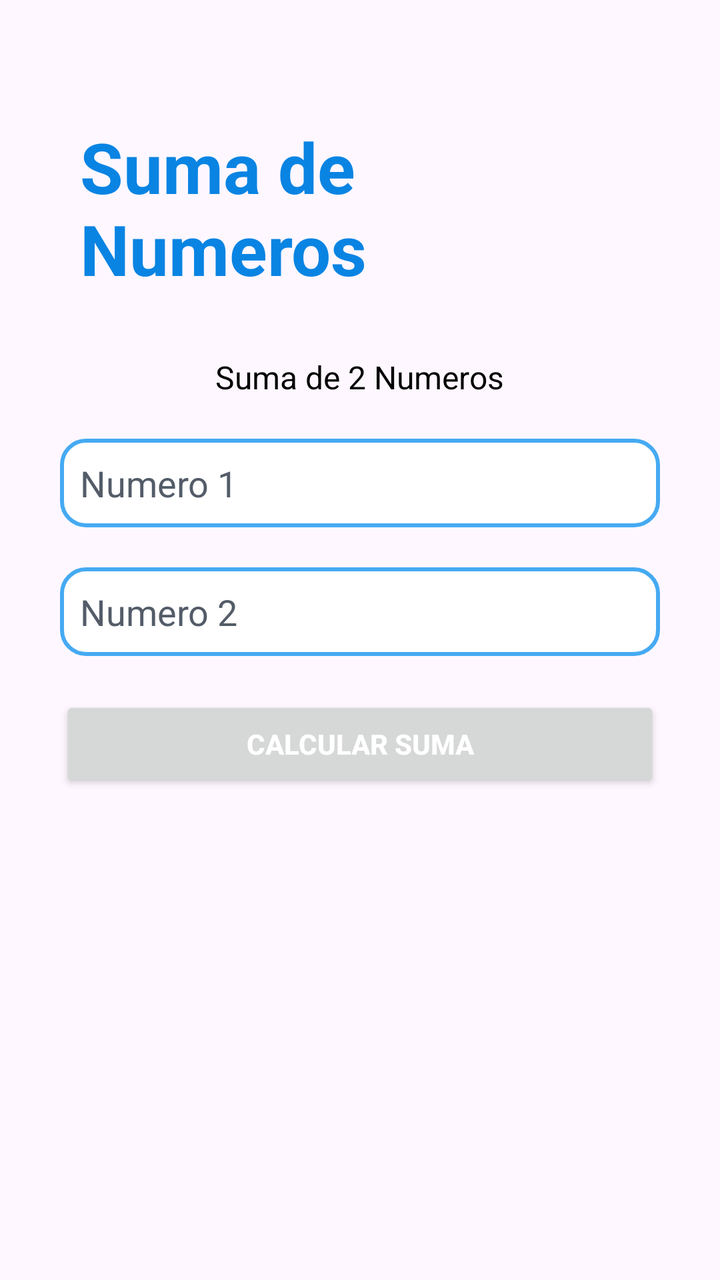
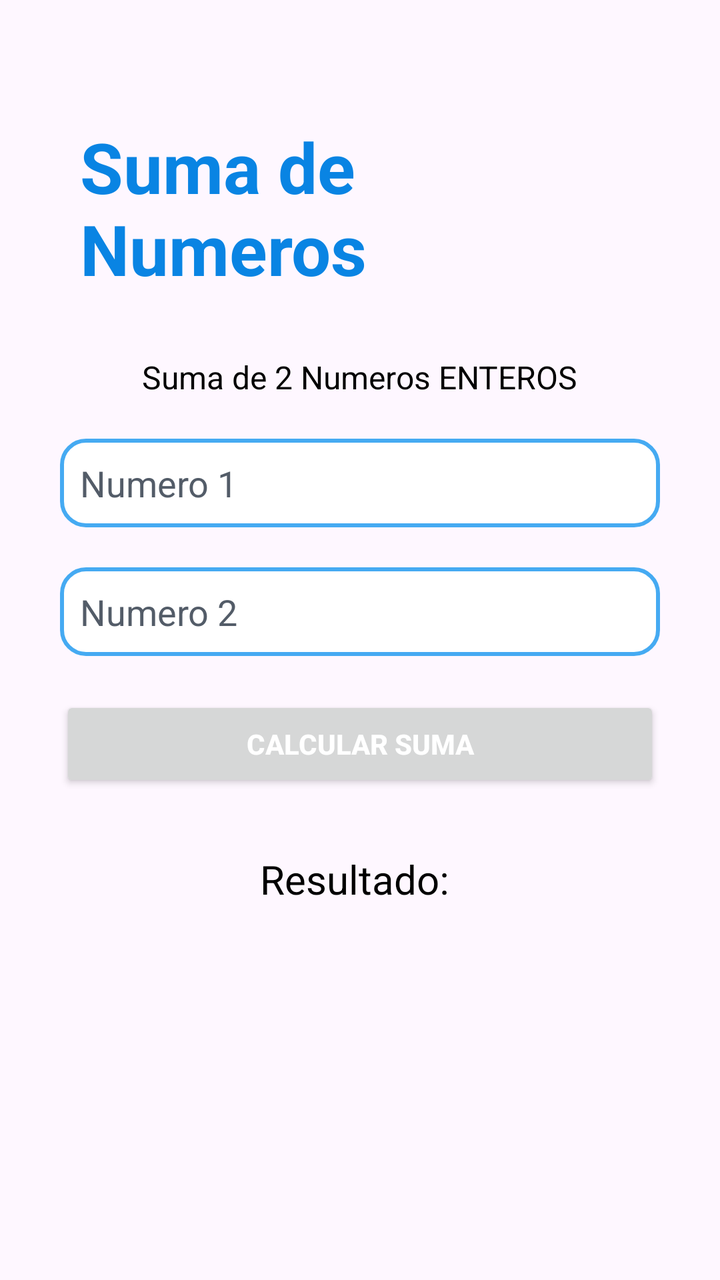

Compare the two renders of this Android layout. The source of the first and the diff that turns it into the second are given below.
<!-- AndroidManifest.xml: application theme Theme.AppFragment -->
<!-- res/layout/fragment_suma.xml -->
<?xml version="1.0" encoding="utf-8"?>
<LinearLayout xmlns:android="http://schemas.android.com/apk/res/android"
    android:layout_width="match_parent"
    android:layout_height="wrap_content"
    android:padding="25dp"
    android:orientation="vertical"
    android:gravity="center_horizontal">

    <TextView
        android:layout_marginTop="20dp"
        android:textColor="#0984e3"
        android:padding="15dp"
        android:textSize="35dp"
        android:textStyle="bold"
        android:layout_width="wrap_content"
        android:layout_height="wrap_content"
        android:text="Suma de Numeros" />

    <TextView
        android:text="Suma de 2 Numeros"
        android:textColor="#000"
        android:textSize="16sp"
        android:layout_marginTop="15dp"
        android:layout_width="wrap_content"
        android:layout_height="wrap_content" />

    <EditText
        android:id="@+id/edtNum1"
        android:hint="Numero 1"
        android:textColorHint="#535c68"
        android:layout_marginTop="20dp"
        android:padding="10dp"
        android:background="@drawable/bg_input"
        android:textColor="#000"
        android:layout_width="300dp"
        android:layout_height="wrap_content" />

    <EditText
        android:id="@+id/edtNum2"
        android:hint="Numero 2"
        android:textColorHint="#535c68"
        android:layout_marginTop="20dp"
        android:padding="10dp"
        android:background="@drawable/bg_input"
        android:textColor="#000"
        android:layout_width="300dp"
        android:layout_height="wrap_content" />

    <Button
        android:id="@+id/btnCalcular"
        android:text="Calcular Suma"
        android:textColor="#FFF"
        android:layout_marginTop="20dp"
        android:textStyle="bold"
        android:layout_width="300dp"
        android:layout_height="wrap_content" />

</LinearLayout>
<!-- resources referenced by this layout -->
<resources>
  <!-- drawable bg_input (drawable) -->
  <?xml version="1.0" encoding="utf-8"?>
  <shape xmlns:android="http://schemas.android.com/apk/res/android">
      <solid android:color="#FFF"  />
      <corners android:radius="12dp" />
      <stroke
          android:width="2dp"
          android:color="#45aaf2"/>
  </shape>
  <style name="Theme.AppFragment" parent="Base.Theme.AppFragment" />
  <style name="Base.Theme.AppFragment" parent="Theme.Material3.DayNight.NoActionBar">
          
          
      </style>
</resources>

<!-- the commit's change to res/layout/fragment_suma.xml (unified diff, before → after) -->
@@ -17,7 +17,7 @@
         android:text="Suma de Numeros" />
 
     <TextView
-        android:text="Suma de 2 Numeros"
+        android:text="Suma de 2 Numeros ENTEROS"
         android:textColor="#000"
         android:textSize="16sp"
         android:layout_marginTop="15dp"
@@ -27,6 +27,7 @@
     <EditText
         android:id="@+id/edtNum1"
         android:hint="Numero 1"
+        android:inputType="number"
         android:textColorHint="#535c68"
         android:layout_marginTop="20dp"
         android:padding="10dp"
@@ -38,6 +39,7 @@
     <EditText
         android:id="@+id/edtNum2"
         android:hint="Numero 2"
+        android:inputType="number"
         android:textColorHint="#535c68"
         android:layout_marginTop="20dp"
         android:padding="10dp"
@@ -55,4 +57,13 @@
         android:layout_width="300dp"
         android:layout_height="wrap_content" />
 
+    <TextView
+        android:id="@+id/txtResultado"
+        android:text="Resultado: "
+        android:textColor="#000"
+        android:textSize="20dp"
+        android:layout_marginTop="30dp"
+        android:layout_width="wrap_content"
+        android:layout_height="wrap_content" />
+
 </LinearLayout>
